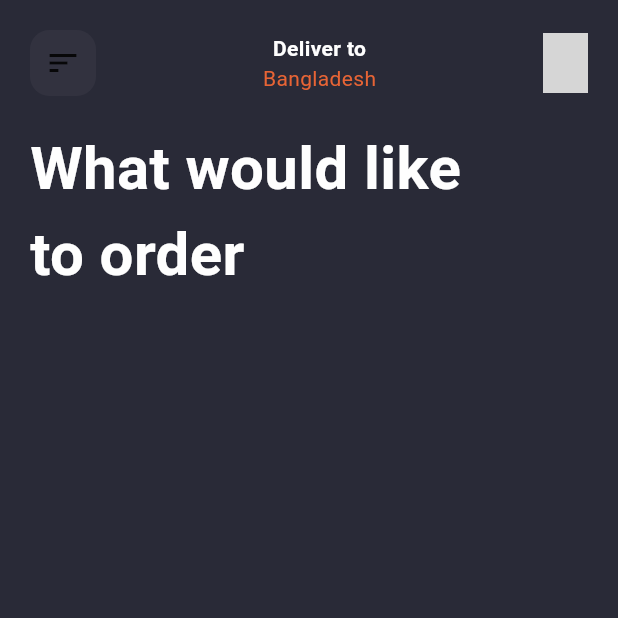
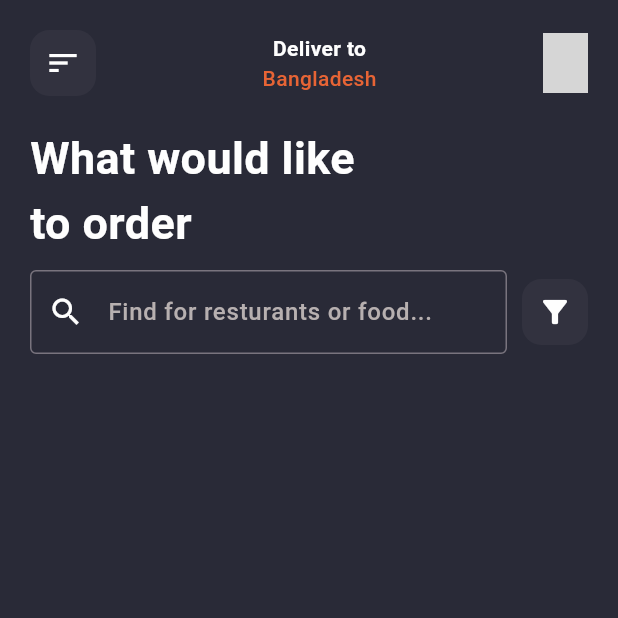
Before and after one commit to mahabubulhasibshawon/Food-Delivery-Home-Page-UI, a Flutter app: the screen it shows after launch, on a phone screen of 412 x 824 dp, the top half of it. Run offline on Flutter 3.47's test engine with Material 3 defaults, Android fonts, the phone set to English and light mode, and no system bars; network calls fail; grey boxes are pictures that could not be loaded.

Commit message:
add search components

```diff
--- /dev/null
+++ b/lib/components/search_component.dart
@@ -0,0 +1,41 @@
+import 'package:flutter/material.dart';
+
+import '../styles/app_colors.dart';
+
+class SearchComponent extends StatelessWidget {
+  const SearchComponent({super.key});
+
+  @override
+  Widget build(BuildContext context) {
+    return Row(
+      mainAxisAlignment: MainAxisAlignment.spaceBetween,
+
+      children: [
+        //   searchbar
+        const Expanded(
+          child: TextField(
+            decoration: InputDecoration(
+              prefixIcon: Icon(Icons.search, color: AppColors.whiteColor,),
+              hintText: 'Find for resturants or food...',
+              hintStyle: TextStyle(
+                fontWeight: FontWeight.w500,
+                color: Color(0xffb7b0b0),
+              ),
+              border: OutlineInputBorder(),
+            ),
+          ),
+        ),
+        const SizedBox(width: 10,),
+        //   icon
+        Container(
+          padding: const EdgeInsets.all(10),
+          decoration: BoxDecoration(
+              color: AppColors.lightBackgroundColor,
+              borderRadius: BorderRadius.circular(13)
+          ),
+          child: const Center(child: Icon(Icons.filter_alt, color: AppColors.whiteColor,)),
+        ),
+      ],
+    );
+  }
+}
--- a/lib/main.dart
+++ b/lib/main.dart
@@ -11,7 +11,7 @@ class MyApp extends StatelessWidget {
 
   @override
   Widget build(BuildContext context) {
-    return MaterialApp(
+    return const MaterialApp(
       debugShowCheckedModeBanner: false,
       home: HomeScreen(),
     );
--- a/lib/screens/home_screen.dart
+++ b/lib/screens/home_screen.dart
@@ -1,5 +1,6 @@
 import 'package:flutter/material.dart';
 import 'package:food_delivery_ui/styles/app_colors.dart';
+import '../components/search_component.dart';
 
 class HomeScreen extends StatelessWidget {
   const HomeScreen({super.key});
@@ -19,12 +20,15 @@ class HomeScreen extends StatelessWidget {
                 children: [
                   //   menu
                   Container(
-                    padding: EdgeInsets.all(10),
+                    padding: const EdgeInsets.all(10),
                     decoration: BoxDecoration(
-                      color: AppColors.lightBackgroundColor,
-                      borderRadius: BorderRadius.circular(13)
-                    ),
-                    child: Center(child: Icon(Icons.sort)),
+                        color: AppColors.lightBackgroundColor,
+                        borderRadius: BorderRadius.circular(13)),
+                    child: const Center(
+                        child: Icon(
+                      Icons.sort,
+                      color: AppColors.whiteColor,
+                    )),
                   ),
                   //   title
                   const Column(
@@ -33,13 +37,14 @@ class HomeScreen extends StatelessWidget {
                       Text(
                         'Deliver to',
                         style: TextStyle(
-                            fontWeight: FontWeight.bold,
-                            color: AppColors.whiteColor,
+                          fontWeight: FontWeight.bold,
+                          color: AppColors.whiteColor,
                         ),
                       ),
                       Text(
                         'Bangladesh',
                         style: TextStyle(
+                          fontWeight: FontWeight.w500,
                           color: AppColors.primaryColor,
                         ),
                       )
@@ -52,8 +57,10 @@ class HomeScreen extends StatelessWidget {
                     decoration: BoxDecoration(
                         color: AppColors.lightBackgroundColor,
                         borderRadius: BorderRadius.circular(13),
-                        image: DecorationImage(image: NetworkImage('https://images.pexels.com/photos/771742/pexels-photo-771742.jpeg'), fit: BoxFit.cover)
-                    ),
+                        image: const DecorationImage(
+                            image: NetworkImage(
+                                'https://images.pexels.com/photos/771742/pexels-photo-771742.jpeg'),
+                            fit: BoxFit.cover)),
                   ),
                 ],
               ),
@@ -69,13 +76,15 @@ class HomeScreen extends StatelessWidget {
                     'What would like\nto order',
                     style: TextStyle(
                       fontWeight: FontWeight.bold,
-                      fontSize: 40,
+                      fontSize: 30,
                       color: AppColors.whiteColor,
                     ),
                   )
                 ],
-              )
+              ),
+              const SizedBox(height: 10,),
               //   searchbar
+              const SearchComponent(),
               //   sliders
             ],
           ),
```
